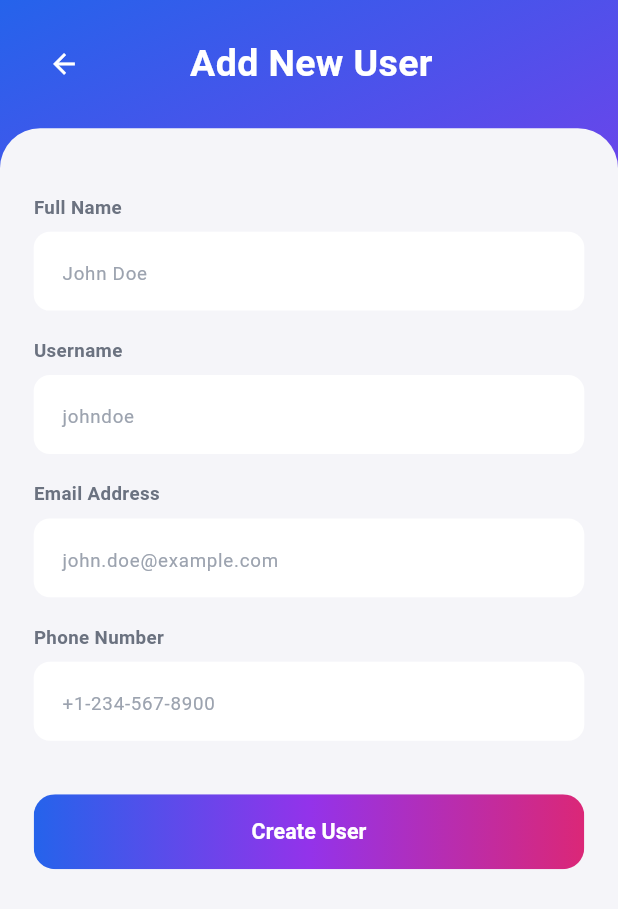
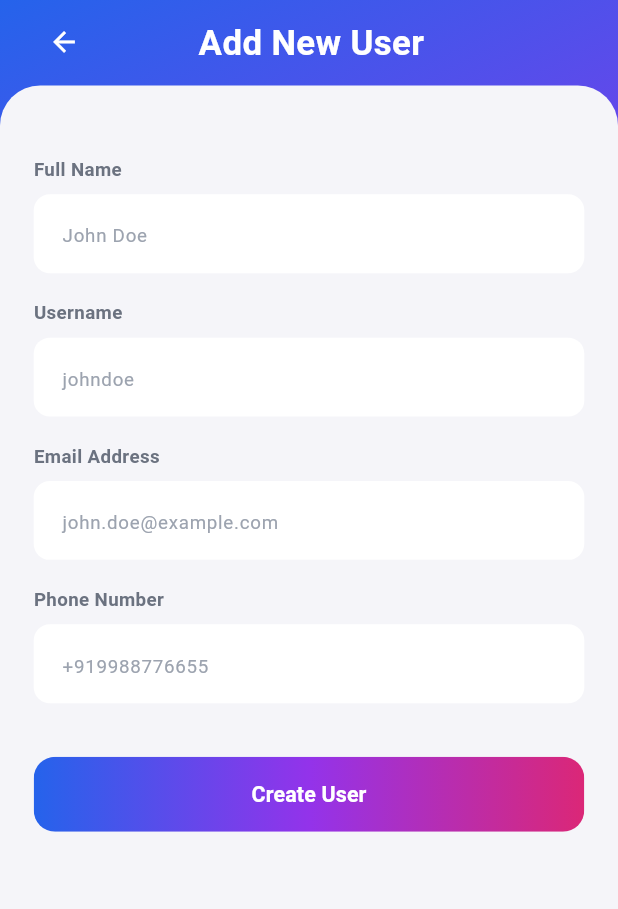
Before and after one commit to Midhun-T-13/GrapQL-test-task, a Flutter app: the AddUserPage screen opened by its route, on a phone screen of 412 x 824 dp. Shown: the top 909 px of the screen. Run offline on Flutter 3.47's test engine with Material 3 defaults, Android fonts, the phone set to English and light mode, and no system bars; our stand-ins replace equatable, flutter_bloc, flutter_screenutil, get_it, go_router, graphql_flutter; network calls fail.

Commit message:
UI changes and improvements

```diff
--- a/grapql_users_app/lib/core/theme/app_theme.dart
+++ b/grapql_users_app/lib/core/theme/app_theme.dart
@@ -32,7 +32,7 @@ class AppTheme {
 
   // Text styles
   static TextStyle get heading1 => TextStyle(
-        fontSize: 28.sp,
+        fontSize: 26.sp,
         fontWeight: FontWeight.bold,
         color: AppColors.textWhite,
       );
--- a/grapql_users_app/lib/core/widgets/custom_text_field.dart
+++ b/grapql_users_app/lib/core/widgets/custom_text_field.dart
@@ -1,9 +1,9 @@
 import 'package:flutter/material.dart';
+import 'package:flutter/services.dart';
 import 'package:flutter_screenutil/flutter_screenutil.dart';
 import '../theme/app_theme.dart';
 import '../theme/app_colors.dart';
 
-/// Custom reusable text form field with consistent styling
 class CustomTextField extends StatelessWidget {
   final TextEditingController controller;
   final String label;
@@ -13,6 +13,8 @@ class CustomTextField extends StatelessWidget {
   final bool enabled;
   final String? Function(String?)? validator;
   final void Function(String)? onFieldSubmitted;
+  final int maxLength;
+  final List<TextInputFormatter>? inputFormatters;
 
   const CustomTextField({
     super.key,
@@ -24,6 +26,8 @@ class CustomTextField extends StatelessWidget {
     this.enabled = true,
     this.validator,
     this.onFieldSubmitted,
+    this.maxLength = 100,
+    this.inputFormatters
   });
 
   @override
@@ -37,13 +41,16 @@ class CustomTextField extends StatelessWidget {
         ),
         SizedBox(height: 8.h),
         TextFormField(
+          maxLength: maxLength,
           controller: controller,
           keyboardType: keyboardType,
           textInputAction: textInputAction,
           enabled: enabled,
           validator: validator,
           onFieldSubmitted: onFieldSubmitted,
+          inputFormatters: inputFormatters,
           decoration: InputDecoration(
+            counterText: '',
             hintText: hintText,
             hintStyle: AppTheme.hintText,
             filled: true,
--- a/grapql_users_app/lib/core/widgets/gradient_button.dart
+++ b/grapql_users_app/lib/core/widgets/gradient_button.dart
@@ -3,7 +3,6 @@ import 'package:flutter_screenutil/flutter_screenutil.dart';
 import '../theme/app_theme.dart';
 import '../theme/app_colors.dart';
 
-/// Custom reusable gradient button
 class GradientButton extends StatelessWidget {
   final String text;
   final VoidCallback? onPressed;
--- a/grapql_users_app/lib/features/users/presentation/screens/add_user_screen.dart
+++ b/grapql_users_app/lib/features/users/presentation/screens/add_user_screen.dart
@@ -1,4 +1,5 @@
 import 'package:flutter/material.dart';
+import 'package:flutter/services.dart';
 import 'package:flutter_bloc/flutter_bloc.dart';
 import 'package:flutter_screenutil/flutter_screenutil.dart';
 import 'package:go_router/go_router.dart';
@@ -26,6 +27,7 @@ class AddUserPage extends StatelessWidget {
               CustomHeader(title: 'Add New User', isBack: true,),
               Expanded(
                 child: Container(
+                  padding: EdgeInsets.symmetric(vertical: 4.h),
                   width: double.infinity,
                   decoration: BoxDecoration(
                     color: AppColors.backgroundLight,
@@ -89,6 +91,8 @@ class _AddUserForm extends StatelessWidget {
                   hintText: 'John Doe',
                   textInputAction: TextInputAction.next,
                   enabled: !isLoading,
+                  inputFormatters: [FilteringTextInputFormatter.allow(RegExp(r'[a-zA-Z ]')),
+                  ],
                   validator: (value) => Validators.combine(value, [
                     (val) => Validators.required(val, 'Name'),
                     (val) => Validators.minLength(val, 3, 'Name'),
@@ -130,15 +134,15 @@ class _AddUserForm extends StatelessWidget {
                 CustomTextField(
                   controller: phoneController,
                   label: 'Phone Number',
-                  hintText: '+1-234-567-8900',
+                  hintText: '+919988776655',
                   keyboardType: TextInputType.phone,
                   textInputAction: TextInputAction.done,
+                  inputFormatters: [FilteringTextInputFormatter.allow(RegExp(r'[0-9+]'))],
                   enabled: !isLoading,
                   validator: (value) => Validators.combine(value, [
                         (val) => Validators.required(val, 'Phone'),
                     (val) => Validators.minLength(value, 10, "Phone Number"),
                     Validators.phone,
-
                   ]),
                 ),
 
--- a/grapql_users_app/lib/features/users/presentation/widgets/custom_header.dart
+++ b/grapql_users_app/lib/features/users/presentation/widgets/custom_header.dart
@@ -13,19 +13,20 @@ class CustomHeader extends StatelessWidget {
   @override
   Widget build(BuildContext context) {
     return Padding(
-      padding: EdgeInsets.all(20.w),
+      padding: EdgeInsets.symmetric(horizontal:  20.w, vertical: 5.h),
       child: Row(
         mainAxisAlignment: MainAxisAlignment.spaceBetween,
         children: [
           isBack! ?
           IconButton(
+            padding: EdgeInsets.zero,
             icon: Icon(
               Icons.arrow_back,
               color: AppColors.textWhite,
               size: 24.sp,
             ),
             onPressed: () => context.pop(),
-          ) : SizedBox(width: 40.w,),
+          ) : SizedBox(width: 40.w,height: 48.h,),
           Text(
             title,
             style: AppTheme.heading1,
```
Also changed, not shown: grapql_users_app/lib/features/users/data/datasources/user_remote_data_source.dart (+0 -12 lines), grapql_users_app/lib/features/users/presentation/screens/home_screen.dart (+9 -1 lines), grapql_users_app/lib/features/users/presentation/screens/user_detail_screen.dart (+7 -20 lines), grapql_users_app/lib/features/users/presentation/widgets/user_details_widget.dart (+3 -6 lines).
